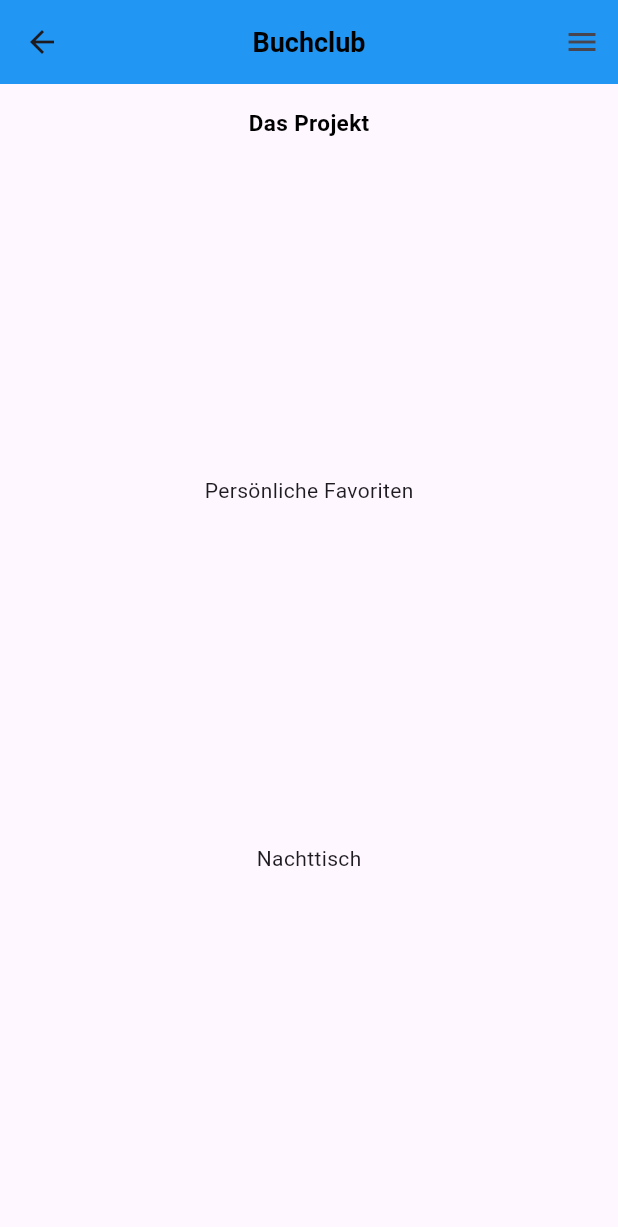
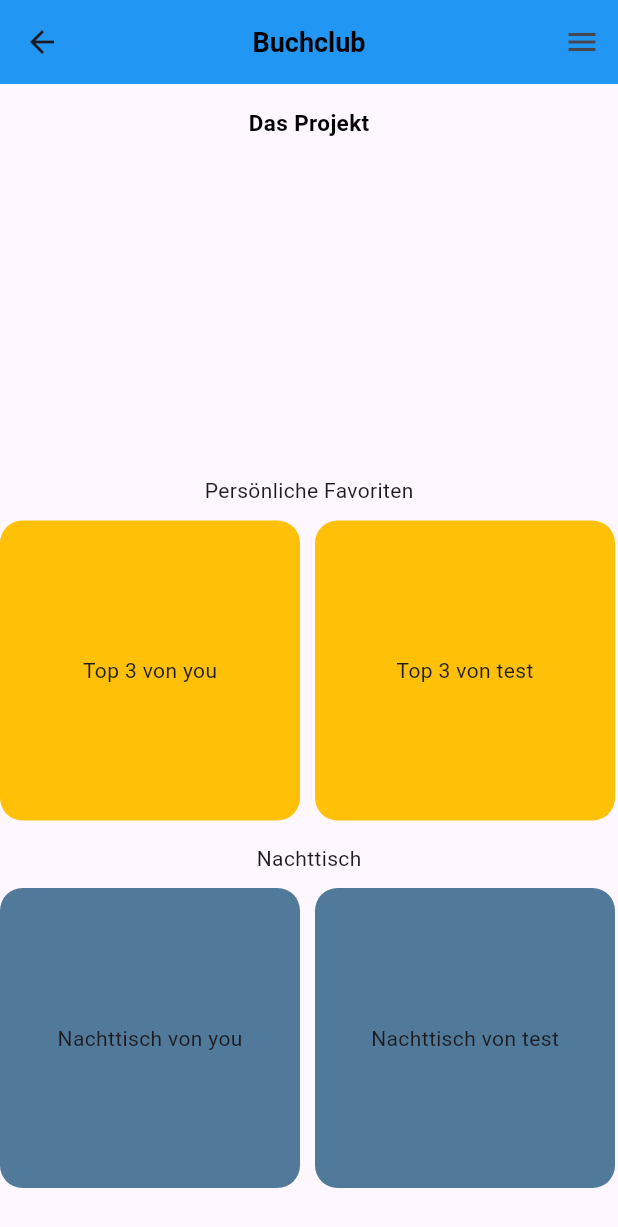
Before and after one commit to luca-stoehr/miteinander_app, a Flutter app: the screen it shows after launch, in the side drawer, after a tap on "Buchclub", on a phone screen of 412 x 824 dp. Shown: the top 1227 px of the screen. Run offline on Flutter 3.47's test engine with Material 3 defaults, Android fonts, the phone set to English and light mode, and no system bars; our stand-ins replace syncfusion_flutter_calendar.

Commit message:
buchclub structure

```diff
--- a/lib/pages/buchclub.dart
+++ b/lib/pages/buchclub.dart
@@ -1,11 +1,10 @@
 import 'package:flutter/cupertino.dart';
 import 'package:flutter/material.dart';
 import 'package:flutter/widgets.dart';
-import 'package:sprintf/sprintf.dart';
 
 class Buchclub extends StatelessWidget{
   Buchclub({super.key});
-  var listOfMembers = ["you", "test"];
+  List<String> listOfMembers = ["you", "test"];
 
   @override
   Widget build(BuildContext context) {
@@ -44,9 +43,9 @@ class Buchclub extends StatelessWidget{
     return Drawer(
       child: ListView(
         children: [
-          SizedBox(
+          const SizedBox(
             height: 100,
-            child: const DrawerHeader(
+            child: DrawerHeader(
               decoration: BoxDecoration(
                 color: Colors.blueGrey
               ),
@@ -56,7 +55,6 @@ class Buchclub extends StatelessWidget{
                   fontWeight: FontWeight.bold
                 ),
               )
-
             ),
           ),
           for (var name in listOfMembers)
@@ -77,25 +75,44 @@ class Buchclub extends StatelessWidget{
     );
   }
 
-  Container _nightstand() {
+  SizedBox _nightstand() {
+    return SizedBox(
+      height: 200,
+      child: ListView.separated(
+        scrollDirection: Axis.horizontal,
+        itemCount: listOfMembers.length,
+        itemBuilder: (BuildContext context, int index) {
           return Container(
-              height: 200,
-              child: Row(
-                children: [
-                  //implement Nachttisch here
-                ],
+            width: 200,
+            decoration: const BoxDecoration(
+              color: Color.fromARGB(255, 81, 121, 154),
+              borderRadius: BorderRadius.all(Radius.circular(15))
+            ),
+            child: Center(child: Text('Nachttisch von ${listOfMembers[index]}')),
+          );
+        },
+        separatorBuilder: (BuildContext context, int index) => const SizedBox(width: 10,),
       ),
     );
   }
 
-  Container _favorites() {
+  SizedBox _favorites() {
+    return SizedBox(
+      height: 200,
+      child: ListView.separated(
+        scrollDirection: Axis.horizontal,
+        itemCount: listOfMembers.length,
+        itemBuilder: (BuildContext context, int index) {
           return Container(
-              height: 200,
-              child: Row(
-                children: [
-                  //for (var name in listOfMembers)
-                                            // implement a top three list here
-                ]
+            width: 200,
+            decoration: const BoxDecoration(
+              color: Colors.amber,
+              borderRadius: BorderRadius.all(Radius.circular(15))
+            ),
+            child: Center(child: Text('Top 3 von ${listOfMembers[index]}')),
+          );
+        },
+        separatorBuilder: (BuildContext context, int index) => const SizedBox(width: 10,),
       ),
     );
   }
```
Lines whose indentation alone changed are shown as unchanged.
